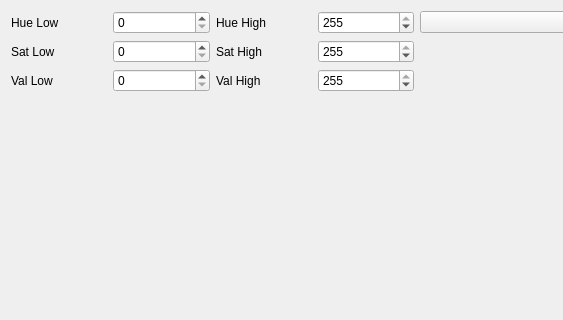
Qt form engr421/rqt_cb_gui/src/rqt_cb_gui/cb_gui.ui (yoos/school) before a commit; both pictures show x 0 to 563 and y 0 to 320 of the 833 by 675 pixel window.
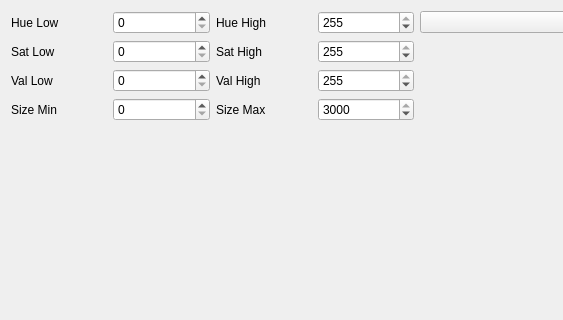
The same form after that commit.

Commit message: Add puck size parameters to GUI.

Patch:
```diff
--- a/engr421/rqt_cb_gui/src/rqt_cb_gui/cb_gui.ui
+++ b/engr421/rqt_cb_gui/src/rqt_cb_gui/cb_gui.ui
@@ -134,6 +134,45 @@
             </layout>
            </item>
            <item>
+            <layout class="QHBoxLayout" name="horizontalLayout_5">
+             <item>
+              <widget class="QLabel" name="puck_min_size_label">
+               <property name="text">
+                <string>Size Min</string>
+               </property>
+              </widget>
+             </item>
+             <item>
+              <widget class="QSpinBox" name="puck_min_size_spinBox">
+               <property name="maximum">
+                <number>3000</number>
+               </property>
+              </widget>
+             </item>
+             <item>
+              <widget class="QLabel" name="puck_max_size_label">
+               <property name="text">
+                <string>Size Max</string>
+               </property>
+              </widget>
+             </item>
+             <item>
+              <widget class="QSpinBox" name="puck_max_size_spinBox">
+               <property name="maximum">
+                <number>3000</number>
+               </property>
+               <property name="value">
+                <number>3000</number>
+               </property>
+              </widget>
+             </item>
+            </layout>
+           </item>
+          </layout>
+         </item>
+        </layout>
+       </item>
+       <item>
             <spacer name="verticalSpacer_2">
              <property name="orientation">
               <enum>Qt::Vertical</enum>
@@ -145,10 +184,6 @@
               </size>
              </property>
             </spacer>
-           </item>
-          </layout>
-         </item>
-        </layout>
        </item>
       </layout>
      </item>
```
Lines whose indentation alone changed are shown as unchanged.
